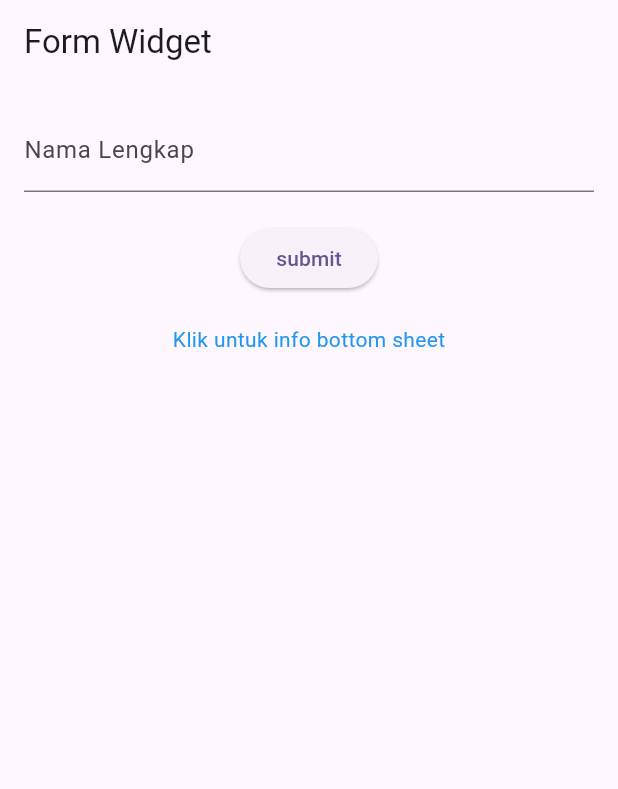
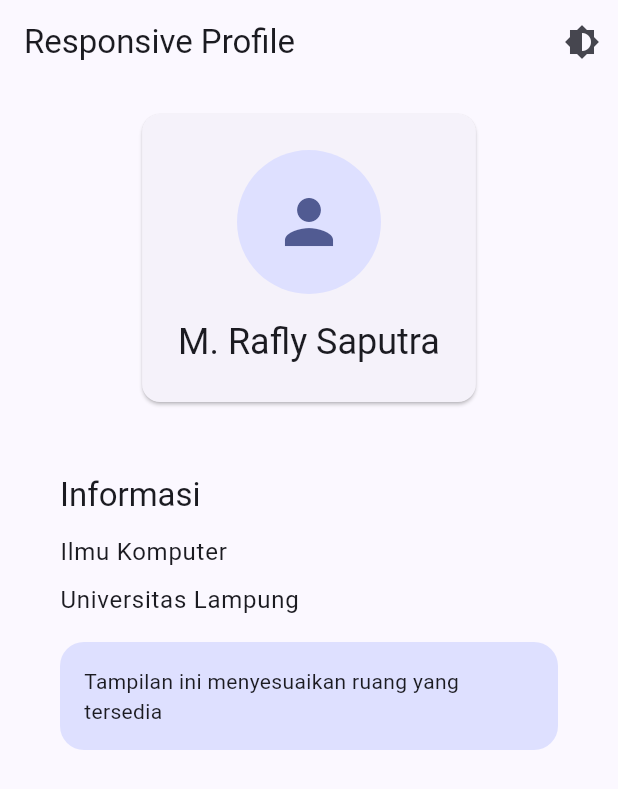
Before and after one commit to Raflysaputra23/prak-mobilelanjut-2417051049, a Flutter app: the screen it shows after launch, on a phone screen of 412 x 824 dp. Shown: the top 789 px of the screen. Run offline on Flutter 3.47's test engine with Material 3 defaults, Android fonts, the phone set to English and light mode, and no system bars.

Commit message:
Pertemuan 5

```diff
--- /dev/null
+++ b/lib/app_theme.dart
@@ -0,0 +1,22 @@
+
+
+import 'package:flutter/material.dart';
+
+class AppTheme {
+  static final ThemeData ligthTheme = ThemeData (
+    useMaterial3: true,
+    colorScheme: ColorScheme.fromSeed(
+      seedColor: Colors.indigo,
+      brightness: Brightness.light
+    )
+  );
+
+  static final ThemeData darkTheme = ThemeData(
+    useMaterial3: true,
+    colorScheme: ColorScheme.fromSeed(
+      seedColor: Colors.indigo,
+      brightness: Brightness.dark
+    )
+  );
+
+}
--- a/lib/main.dart
+++ b/lib/main.dart
@@ -1,29 +1,36 @@
 import 'package:flutter/material.dart';
-import 'package:prakmola_rafly/first_widget.dart';
-import 'package:prakmola_rafly/form_widget.dart';
-// import 'package:prakmola_rafly/column_widget.dart';
-// import 'package:prakmola_rafly/row_widget.dart';
+import 'package:prakmola_rafly/app_theme.dart';
+import 'package:prakmola_rafly/responsive_profile.dart';
 
 void main() {
   runApp(const MyApp());
 }
 
-class MyApp extends StatelessWidget {
-  const MyApp({super.key});
+class _MyAppState extends State<MyApp> {
+  ThemeMode themeMode = ThemeMode.light;
+
+  void toggleTheme() {
+    setState(() {
+      themeMode = themeMode == ThemeMode.light ? ThemeMode.dark : ThemeMode.light;
+    });
+  }
 
   @override
   Widget build(BuildContext context) {
     return MaterialApp(
-      title: 'Praktikum Mobile Lanjut',
-      theme: ThemeData(
-        colorScheme: ColorScheme.fromSeed(
-          seedColor: Colors.deepPurple
-        ),
-        useMaterial3: true
-      ),
-      home: const Center(
-        child: FormWidget(),
-      ),
+      debugShowCheckedModeBanner: false,
+      title: "Praktikum Mobile Lanjut",
+      theme: AppTheme.ligthTheme,
+      darkTheme: AppTheme.darkTheme,
+      themeMode: themeMode,
+      home: ResponsiveProfile(onThemeChanged: toggleTheme)
     );
   }
 }
+
+class MyApp extends StatefulWidget {
+  const MyApp({super.key});
+
+  @override
+  State<MyApp> createState() => _MyAppState();
+}
--- /dev/null
+++ b/lib/responsive_profile.dart
@@ -0,0 +1,127 @@
+import 'package:flutter/material.dart';
+
+class ResponsiveProfile extends StatelessWidget {
+  final VoidCallback onThemeChanged;
+  const ResponsiveProfile({super.key, required this.onThemeChanged});
+
+  @override
+  Widget build(BuildContext context) {
+    final size = MediaQuery.of(context).size;
+    return Scaffold(
+      appBar: AppBar(
+        title: const Text("Responsive Profile"),
+        actions: [
+          IconButton(
+            onPressed: onThemeChanged,
+            icon: const Icon(Icons.brightness_6),
+          ),
+        ],
+      ),
+      body: Padding(
+        padding: EdgeInsets.all(size.width < 600 ? 16 : 32),
+        child: LayoutBuilder(
+          builder: (context, constrains) {
+            return OrientationBuilder(
+              builder: (context, orientation) {
+                final isWide =
+                    constrains.maxWidth >= 600 ||
+                    orientation == Orientation.landscape;
+
+                return isWide
+                    ? const Row(
+                        crossAxisAlignment: CrossAxisAlignment.start,
+                        children: [
+                          Expanded(child: _ProfileHeader()),
+                          SizedBox(width: 24),
+                          Expanded(child: _ProfileInfo()),
+                        ],
+                      )
+                    : const Column(
+                        children: [
+                          _ProfileHeader(),
+                          SizedBox(height: 20),
+                          _ProfileInfo(),
+                        ],
+                      );
+              },
+            );
+          },
+        ),
+      ),
+    );
+  }
+}
+
+class _ProfileHeader extends StatelessWidget {
+  const _ProfileHeader();
+
+  @override
+  Widget build(BuildContext context) {
+    return Card(
+      child: Padding(
+        padding: const EdgeInsets.all(24),
+        child: Column(
+          children: [
+            CircleAvatar(
+              radius: 48,
+              child: Icon(
+                Icons.person,
+                size: 48,
+                color: Theme.of(context).colorScheme.primary,
+              ),
+            ),
+            const SizedBox(height: 16),
+            Text(
+              'M. Rafly Saputra',
+              style: Theme.of(context).textTheme.headlineSmall,
+              textAlign: TextAlign.center,
+            ),
+          ],
+        ),
+      ),
+    );
+  }
+}
+
+class _ProfileInfo extends StatelessWidget {
+  const _ProfileInfo();
+
+  @override
+  Widget build(BuildContext context) {
+    return Padding(
+      padding: const EdgeInsets.all(24),
+      child: Column(
+        crossAxisAlignment: CrossAxisAlignment.start,
+        children: [
+          Text(
+            'Informasi',
+            style: Theme.of(context).textTheme.titleLarge
+          ),
+          const SizedBox(height: 12),
+          Text(
+            'Ilmu Komputer',
+            style: Theme.of(context).textTheme.bodyLarge
+          ),
+          const SizedBox(height: 8),
+          Text(
+            'Universitas Lampung',
+            style: Theme.of(context).textTheme.bodyLarge
+          ),
+          const SizedBox(height: 16),
+          Container(
+            width: double.infinity,
+            padding: const EdgeInsets.all(16),
+            decoration: BoxDecoration(
+              color: ColorScheme.of(context).primaryContainer,
+              borderRadius: BorderRadius.circular(16)
+            ),
+            child: Text(
+              'Tampilan ini menyesuaikan ruang yang tersedia',
+              style: Theme.of(context).textTheme.bodyMedium
+            ),
+          )
+        ],
+      )
+    );
+  }
+}
```
